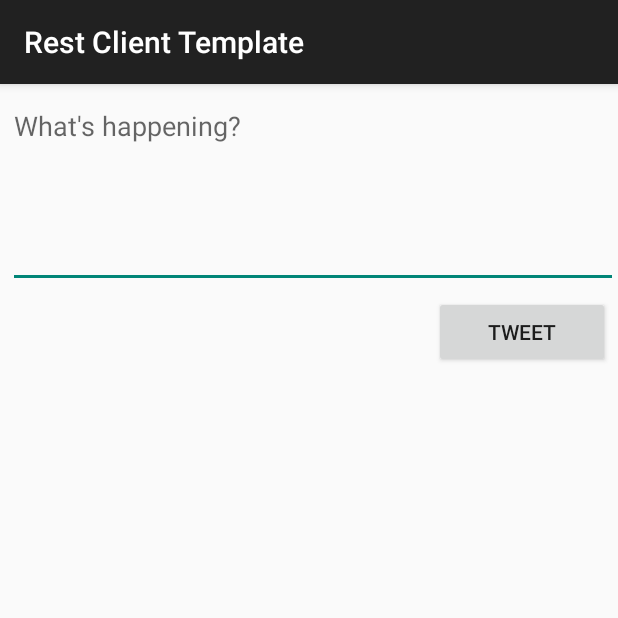
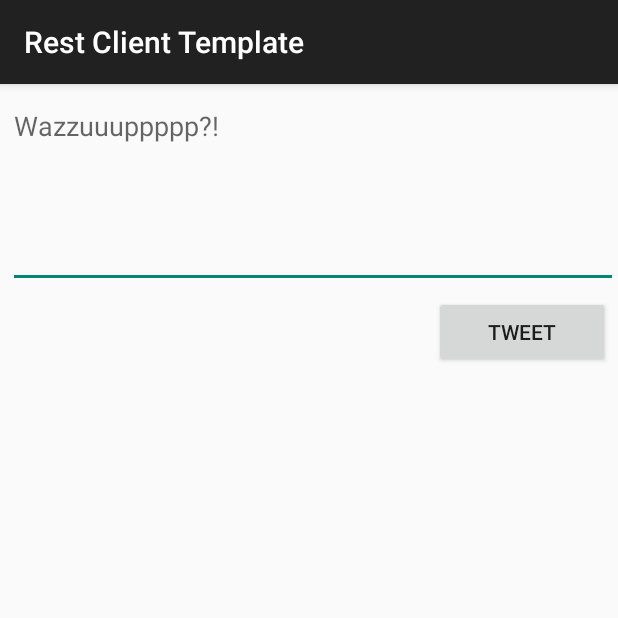
Before and after one commit to dfuqua0101/TweetUnit4, an Android app: the ComposeActivity screen opened directly, with no data from a screen before it, on a phone screen of 412 x 824 dp, the top half of it. Run offline under Robolectric (Android 15) with nearby library versions, the phone set to English and light mode, and no system bars; our stand-ins replace Room's generated code; libraries missing offline, so code that uses them is left out: com.codepath.asynchttpclient, com.facebook.stetho, org.parceler; 1 statement that could not run was skipped.

Commit message:
Changed some stuff

```diff
--- a/app/src/main/AndroidManifest.xml
+++ b/app/src/main/AndroidManifest.xml
@@ -10,6 +10,7 @@
     <application
         android:name=".TwitterApp"
         android:allowBackup="true"
+        android:usesCleartextTraffic="true"
         android:icon="@drawable/ic_launcher"
         android:label="@string/app_name"
         android:theme="@style/AppTheme">
--- a/app/src/main/res/layout/activity_compose.xml
+++ b/app/src/main/res/layout/activity_compose.xml
@@ -17,7 +17,7 @@
         android:layout_marginTop="5dp"
         android:ems="10"
         android:gravity="start|top"
-        android:hint="What's happening?"
+        android:hint="Wazzuuuppppp?!"
         android:inputType="textMultiLine"
         android:minLines="5" />
 
```
